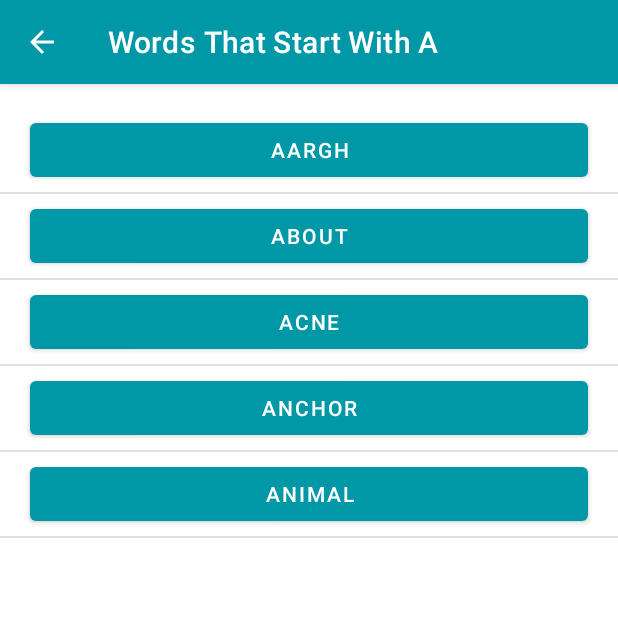
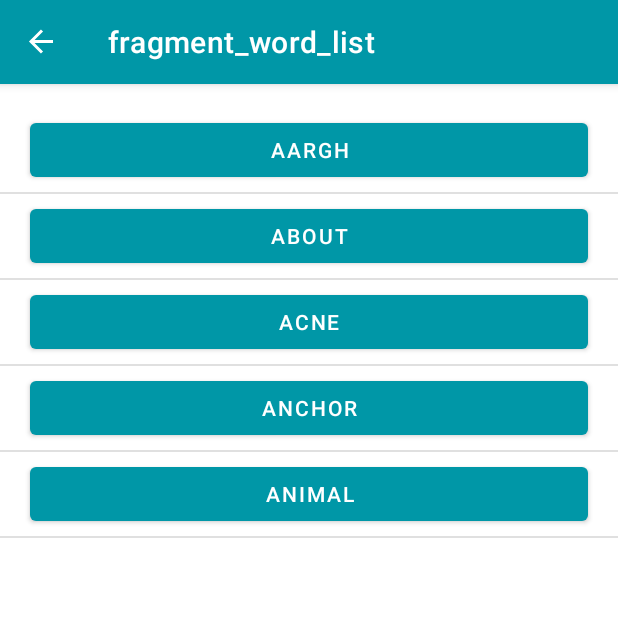
Before and after one commit to Bryan31542/intents-and-activities, an Android app: the screen it shows after launch (DetailActivity before the commit, MainActivity after it), after a tap on an icon or button, on a phone screen of 412 x 824 dp, the top half of it. Run offline under Robolectric (Android 15) with nearby library versions, the phone set to English and light mode, and no system bars; our stand-ins replace navigation-ui.

Commit message:
feat: add navGraph :zap:

```diff
--- a/app/build.gradle
+++ b/app/build.gradle
@@ -17,6 +17,7 @@ plugins {
     id 'com.android.application'
     id 'kotlin-android'
     id 'kotlin-kapt'
+    id 'androidx.navigation.safeargs.kotlin'
 }
 
 android {
@@ -57,4 +58,6 @@ dependencies {
     implementation "androidx.appcompat:appcompat:$appcompat_version"
     implementation "com.google.android.material:material:$material_version"
     implementation "androidx.constraintlayout:constraintlayout:$constraintlayout_version"
+    implementation "androidx.navigation:navigation-fragment-ktx:$nav_version"
+    implementation "androidx.navigation:navigation-ui-ktx:$nav_version"
 }
--- a/app/src/main/AndroidManifest.xml
+++ b/app/src/main/AndroidManifest.xml
@@ -24,9 +24,6 @@
         android:roundIcon="@mipmap/ic_launcher_round"
         android:supportsRtl="true"
         android:theme="@style/Theme.Words">
-        <activity
-            android:name=".DetailActivity"
-            android:parentActivityName=".MainActivity" />
         <activity android:name=".MainActivity"
             android:exported="true">
             <intent-filter>
--- a/app/src/main/java/com/example/wordsapp/DetailActivity.kt
+++ /dev/null
@@ -1,57 +0,0 @@
-/*
- * Copyright (C) 2020 The Android Open Source Project
- *
- * Licensed under the Apache License, Version 2.0 (the "License");
- * you may not use this file except in compliance with the License.
- * You may obtain a copy of the License at
- *
- *      http://www.apache.org/licenses/LICENSE-2.0
- *
- * Unless required by applicable law or agreed to in writing, software
- * distributed under the License is distributed on an "AS IS" BASIS,
- * WITHOUT WARRANTIES OR CONDITIONS OF ANY KIND, either express or implied.
- * See the License for the specific language governing permissions and
- * limitations under the License.
- */
-package com.example.wordsapp
-
-import android.os.Bundle
-import androidx.appcompat.app.AppCompatActivity
-import androidx.recyclerview.widget.DividerItemDecoration
-import androidx.recyclerview.widget.LinearLayoutManager
-import com.example.wordsapp.databinding.ActivityDetailBinding
-
-
-class DetailActivity : AppCompatActivity() {
-
-    companion object {
-        const val LETTER = "letter"
-        const val SEARCH_PREFIX = "https://www.google.com/search?q="
-    }
-
-    override fun onCreate(savedInstanceState: Bundle?) {
-        super.onCreate(savedInstanceState)
-
-        // Retrieve a binding object that allows you to refer to views by id name
-        // Names are converted from snake case to camel case.
-        // For example, a View with the id word_one is referenced as binding.wordOne
-        val binding = ActivityDetailBinding.inflate(layoutInflater)
-        setContentView(binding.root)
-
-        // Retrieve the LETTER from the Intent extras
-        // intent.extras.getString returns String? (String or null)
-        // so toString() guarantees that the value will be a String
-        val letterId = intent?.extras?.getString(LETTER).toString()
-
-        val recyclerView = binding.recyclerView
-        recyclerView.layoutManager = LinearLayoutManager(this)
-        recyclerView.adapter = WordAdapter(letterId, this)
-
-        // Adds a [DividerItemDecoration] between items
-        recyclerView.addItemDecoration(
-            DividerItemDecoration(this, DividerItemDecoration.VERTICAL)
-        )
-
-        title = getString(R.string.detail_prefix) + " " + letterId
-    }
-}
--- a/app/src/main/java/com/example/wordsapp/LetterAdapter.kt
+++ b/app/src/main/java/com/example/wordsapp/LetterAdapter.kt
@@ -23,6 +23,7 @@ import android.view.ViewGroup
 import android.view.accessibility.AccessibilityNodeInfo
 import android.widget.Button
 import androidx.annotation.RequiresApi
+import androidx.navigation.findNavController
 import androidx.recyclerview.widget.RecyclerView
 
 /**
@@ -66,10 +67,8 @@ class LetterAdapter :
 
         // setting up an explicit intent
         holder.button.setOnClickListener {
-            val context = holder.itemView.context
-            val intent = Intent(context, DetailActivity::class.java)
-            intent.putExtra(DetailActivity.LETTER, holder.button.text.toString())
-            context.startActivity(intent)
+            val action = LetterListFragmentDirections.actionLetterListFragmentToWordListFragment(letter = holder.button.text.toString())
+            holder.view.findNavController().navigate(action)
         }
     }
 
--- /dev/null
+++ b/app/src/main/java/com/example/wordsapp/LetterListFragment.kt
@@ -0,0 +1,89 @@
+package com.example.wordsapp
+
+import android.os.Bundle
+import android.view.*
+import androidx.core.content.ContextCompat
+import androidx.fragment.app.Fragment
+import androidx.recyclerview.widget.GridLayoutManager
+import androidx.recyclerview.widget.LinearLayoutManager
+import androidx.recyclerview.widget.RecyclerView
+import com.example.wordsapp.databinding.FragmentLetterListBinding
+
+
+class LetterListFragment : Fragment() {
+
+    private var _binding: FragmentLetterListBinding? = null
+    private val binding get() = _binding!!
+    private lateinit var recyclerView: RecyclerView
+    private var isLinearLayoutManager = true
+
+    override fun onCreate(savedInstanceState: Bundle?) {
+        super.onCreate(savedInstanceState)
+        setHasOptionsMenu(true)
+    }
+
+    override fun onCreateView(
+        inflater: LayoutInflater,
+        container: ViewGroup?,
+        savedInstanceState: Bundle?
+    ): View? {
+        _binding = FragmentLetterListBinding.inflate(inflater, container, false)
+        val view = binding.root
+        return view
+    }
+
+    override fun onViewCreated(view: View, savedInstanceState: Bundle?) {
+        recyclerView = binding.recyclerView
+        chooseLayout()
+    }
+
+    override fun onDestroyView() {
+        super.onDestroyView()
+        _binding = null
+    }
+
+    override fun onCreateOptionsMenu(menu: Menu, inflater: MenuInflater) {
+        inflater.inflate(R.menu.layout_menu, menu)
+
+        val layoutButton = menu.findItem(R.id.action_switch_layout)
+        setIcon(layoutButton)
+    }
+
+    private fun chooseLayout() {
+        when (isLinearLayoutManager) {
+            true -> {
+                recyclerView.layoutManager = LinearLayoutManager(context)
+                recyclerView.adapter = LetterAdapter()
+            }
+            false -> {
+                recyclerView.layoutManager = GridLayoutManager(context, 4)
+                recyclerView.adapter = LetterAdapter()
+            }
+        }
+    }
+
+    private fun setIcon(menuItem: MenuItem?) {
+        if (menuItem == null)
+            return
+
+        menuItem.icon =
+            if (isLinearLayoutManager)
+                ContextCompat.getDrawable(this.requireContext(), R.drawable.ic_grid_layout)
+            else ContextCompat.getDrawable(this.requireContext(), R.drawable.ic_linear_layout)
+    }
+
+    override fun onOptionsItemSelected(item: MenuItem): Boolean {
+        return when (item.itemId) {
+            R.id.action_switch_layout -> {
+                isLinearLayoutManager = !isLinearLayoutManager
+                chooseLayout()
+                setIcon(item)
+
+                return true
+            }
+
+            else -> super.onOptionsItemSelected(item)
+        }
+    }
+
+}
--- a/app/src/main/java/com/example/wordsapp/MainActivity.kt
+++ b/app/src/main/java/com/example/wordsapp/MainActivity.kt
@@ -20,6 +20,9 @@ import android.view.Menu
 import android.view.MenuItem
 import androidx.appcompat.app.AppCompatActivity
 import androidx.core.content.ContextCompat
+import androidx.navigation.NavController
+import androidx.navigation.fragment.NavHostFragment
+import androidx.navigation.ui.setupActionBarWithNavController
 import androidx.recyclerview.widget.GridLayoutManager
 import androidx.recyclerview.widget.LinearLayoutManager
 import androidx.recyclerview.widget.RecyclerView
@@ -29,7 +32,8 @@ import com.example.wordsapp.databinding.ActivityMainBinding
  * Main Activity and entry point for the app. Displays a RecyclerView of letters.
  */
 class MainActivity : AppCompatActivity() {
-    private lateinit var recyclerView: RecyclerView
+
+    private lateinit var navController: NavController
 
     override fun onCreate(savedInstanceState: Bundle?) {
         super.onCreate(savedInstanceState)
@@ -37,57 +41,14 @@ class MainActivity : AppCompatActivity() {
         val binding = ActivityMainBinding.inflate(layoutInflater)
         setContentView(binding.root)
 
-        recyclerView = binding.recyclerView
-        // Sets the LinearLayoutManager of the recyclerview
-        chooseLayout()
+        val navHostFragment = supportFragmentManager.findFragmentById(R.id.nav_host_fragment) as NavHostFragment
+        navController = navHostFragment.navController
+
+        setupActionBarWithNavController(navController)
     }
 
-    private var isLinearLayoutManager = true
-
-    private fun chooseLayout() {
-        if (isLinearLayoutManager) {
-            recyclerView.layoutManager = LinearLayoutManager(this)
-        }
-        else {
-            recyclerView.layoutManager = GridLayoutManager(this, 4)
-        }
-        recyclerView.adapter = LetterAdapter()
-    }
-
-    private fun setIcon(menuItem: MenuItem?) {
-
-        if (menuItem == null)
-            return
-
-        menuItem.icon =
-            if (isLinearLayoutManager)
-                ContextCompat.getDrawable(this, R.drawable.ic_grid_layout)
-            else
-                ContextCompat.getDrawable(this, R.drawable.ic_linear_layout)
-    }
-
-    override fun onCreateOptionsMenu(menu: Menu?): Boolean {
-
-        menuInflater.inflate(R.menu.layout_menu, menu)
-
-        val layoutButton = menu?.findItem(R.id.action_switch_layout)
-        setIcon(layoutButton)
-
-        return true
-    }
-
-    override fun onOptionsItemSelected(item: MenuItem): Boolean {
-
-        return when (item.itemId) {
-            R.id.action_switch_layout -> {
-                isLinearLayoutManager = !isLinearLayoutManager
-                chooseLayout()
-                setIcon(item)
-                return true
-            }
-            else -> super.onOptionsItemSelected(item)
-        }
-
+    override fun onSupportNavigateUp(): Boolean {
+        return navController.navigateUp() || super.onSupportNavigateUp()
     }
 
 }
--- a/app/src/main/java/com/example/wordsapp/WordAdapter.kt
+++ b/app/src/main/java/com/example/wordsapp/WordAdapter.kt
@@ -85,7 +85,7 @@ class WordAdapter(private val letterId: String, context: Context) :
         holder.button.text = item
 
         holder.button.setOnClickListener {
-            val queryUrl: Uri = Uri.parse("${DetailActivity.SEARCH_PREFIX}$item")
+            val queryUrl: Uri = Uri.parse("${WordListFragment.SEARCH_PREFIX}$item")
             val intent = Intent(Intent.ACTION_VIEW, queryUrl)
             context.startActivity(intent)
 
--- /dev/null
+++ b/app/src/main/java/com/example/wordsapp/WordListFragment.kt
@@ -0,0 +1,57 @@
+package com.example.wordsapp
+
+import android.os.Bundle
+import androidx.fragment.app.Fragment
+import android.view.LayoutInflater
+import android.view.View
+import android.view.ViewGroup
+import androidx.recyclerview.widget.DividerItemDecoration
+import androidx.recyclerview.widget.LinearLayoutManager
+import com.example.wordsapp.databinding.FragmentWordListBinding
+
+
+class WordListFragment : Fragment() {
+
+    companion object {
+        const val LETTER = "letter"
+        const val SEARCH_PREFIX = "https://www.google.com/search?q="
+    }
+
+    private var _binding: FragmentWordListBinding? = null
+    private val binding get() = _binding!!
+
+    private lateinit var letterId: String
+
+    override fun onCreate(savedInstanceState: Bundle?) {
+        super.onCreate(savedInstanceState)
+
+        arguments?.let {
+            letterId = it.getString(LETTER).toString()
+        }
+    }
+
+    override fun onCreateView(
+        inflater: LayoutInflater, container: ViewGroup?,
+        savedInstanceState: Bundle?
+    ): View? {
+        _binding = FragmentWordListBinding.inflate(inflater, container, false)
+        return binding.root
+    }
+
+    override fun onViewCreated(view: View, savedInstanceState: Bundle?) {
+        val recyclerView = binding.recyclerView
+        recyclerView.layoutManager = LinearLayoutManager(requireContext())
+        recyclerView.adapter = WordAdapter(letterId, requireContext())
+
+        recyclerView.addItemDecoration(
+            DividerItemDecoration(context, DividerItemDecoration.VERTICAL)
+        )
+    }
+
+    // Reset _binding to null in onDestroyView.
+    override fun onDestroyView() {
+        super.onDestroyView()
+        _binding = null
+    }
+
+}
--- a/app/src/main/res/layout/activity_detail.xml
+++ /dev/null
@@ -1,31 +0,0 @@
-<?xml version="1.0" encoding="utf-8"?><!--
-     Copyright (C) 2020 The Android Open Source Project
-
-     Licensed under the Apache License, Version 2.0 (the "License");
-     you may not use this file except in compliance with the License.
-     You may obtain a copy of the License at
-
-          http://www.apache.org/licenses/LICENSE-2.0
-
-     Unless required by applicable law or agreed to in writing, software
-     distributed under the License is distributed on an "AS IS" BASIS,
-     WITHOUT WARRANTIES OR CONDITIONS OF ANY KIND, either express or implied.
-     See the License for the specific language governing permissions and
-     limitations under the License.
--->
-
-<FrameLayout xmlns:android="http://schemas.android.com/apk/res/android"
-    xmlns:tools="http://schemas.android.com/tools"
-    android:layout_width="match_parent"
-    android:layout_height="match_parent"
-    tools:context=".DetailActivity">
-
-    <androidx.recyclerview.widget.RecyclerView
-        android:id="@+id/recycler_view"
-        android:layout_width="match_parent"
-        android:layout_height="match_parent"
-        android:clipToPadding="false"
-        android:padding="16dp"
-        tools:listitem="@layout/item_view" />
-
-</FrameLayout>
--- a/app/src/main/res/layout/activity_main.xml
+++ b/app/src/main/res/layout/activity_main.xml
@@ -13,16 +13,20 @@
      See the License for the specific language governing permissions and
      limitations under the License.
 -->
-<FrameLayout xmlns:android="http://schemas.android.com/apk/res/android"
+<FrameLayout
+    xmlns:app="http://schemas.android.com/apk/res-auto"
+    xmlns:android="http://schemas.android.com/apk/res/android"
     xmlns:tools="http://schemas.android.com/tools"
     android:layout_width="match_parent"
     android:layout_height="match_parent"
     tools:context=".MainActivity">
 
-    <androidx.recyclerview.widget.RecyclerView
-        android:id="@+id/recycler_view"
+    <androidx.fragment.app.FragmentContainerView
+        android:id="@+id/nav_host_fragment"
+        android:name="androidx.navigation.fragment.NavHostFragment"
         android:layout_width="match_parent"
         android:layout_height="match_parent"
-        android:clipToPadding="false"
-        android:padding="16dp" />
+        app:defaultNavHost="true"
+        app:navGraph="@navigation/nav_graph"
+        />
 </FrameLayout>
--- /dev/null
+++ b/app/src/main/res/layout/fragment_letter_list.xml
@@ -0,0 +1,15 @@
+<?xml version="1.0" encoding="utf-8"?>
+<FrameLayout xmlns:android="http://schemas.android.com/apk/res/android"
+    xmlns:tools="http://schemas.android.com/tools"
+    android:layout_width="match_parent"
+    android:layout_height="match_parent"
+    tools:context=".LetterListFragment">
+
+    <androidx.recyclerview.widget.RecyclerView
+        android:id="@+id/recycler_view"
+        android:layout_width="match_parent"
+        android:layout_height="match_parent"
+        android:clipToPadding="false"
+        android:padding="16dp" />
+
+</FrameLayout>
--- /dev/null
+++ b/app/src/main/res/layout/fragment_word_list.xml
@@ -0,0 +1,16 @@
+<?xml version="1.0" encoding="utf-8"?>
+<FrameLayout xmlns:android="http://schemas.android.com/apk/res/android"
+    xmlns:tools="http://schemas.android.com/tools"
+    android:layout_width="match_parent"
+    android:layout_height="match_parent"
+    tools:context=".WordListFragment">
+
+    <androidx.recyclerview.widget.RecyclerView
+        android:id="@+id/recycler_view"
+        android:layout_width="match_parent"
+        android:layout_height="match_parent"
+        android:clipToPadding="false"
+        android:padding="16dp"
+        tools:listitem="@layout/item_view" />
+
+</FrameLayout>
--- /dev/null
+++ b/app/src/main/res/navigation/nav_graph.xml
@@ -0,0 +1,26 @@
+<?xml version="1.0" encoding="utf-8"?>
+<navigation xmlns:android="http://schemas.android.com/apk/res/android"
+    xmlns:app="http://schemas.android.com/apk/res-auto"
+    xmlns:tools="http://schemas.android.com/tools"
+    android:id="@+id/nav_graph"
+    app:startDestination="@id/letterListFragment">
+
+    <fragment
+        android:id="@+id/letterListFragment"
+        android:name="com.example.wordsapp.LetterListFragment"
+        android:label="fragment_letter_list"
+        tools:layout="@layout/fragment_letter_list" >
+        <action
+            android:id="@+id/action_letterListFragment_to_wordListFragment"
+            app:destination="@id/wordListFragment" />
+    </fragment>
+    <fragment
+        android:id="@+id/wordListFragment"
+        android:name="com.example.wordsapp.WordListFragment"
+        android:label="fragment_word_list"
+        tools:layout="@layout/fragment_word_list" >
+        <argument
+            android:name="letter"
+            app:argType="string" />
+    </fragment>
+</navigation>
--- a/app/src/main/res/values/strings.xml
+++ b/app/src/main/res/values/strings.xml
@@ -1,5 +1,4 @@
-<?xml version="1.0" encoding="utf-8"?>
-<!--
+<?xml version="1.0" encoding="utf-8"?><!--
      Copyright (C) 2020 The Android Open Source Project
 
      Licensed under the Apache License, Version 2.0 (the "License");
@@ -20,4 +19,6 @@
     <string name="action_switch_layout">Switch Layout</string>
     <string name="look_up_word">Look up word in a Browser Search</string>
     <string name="look_up_words">Show Stored Words</string>
+    <!-- TODO: Remove or change this placeholder text -->
+    <string name="hello_blank_fragment">Hello blank fragment</string>
 </resources>
--- a/build.gradle
+++ b/build.gradle
@@ -32,6 +32,7 @@ buildscript {
         classpath "org.jetbrains.kotlin:kotlin-gradle-plugin:$kotlin_version"
         classpath "androidx.navigation:navigation-safe-args-gradle-plugin:$nav_version"
 
+
         // NOTE: Do not place your application dependencies here; they belong
         // in the individual module build.gradle files
     }
```
